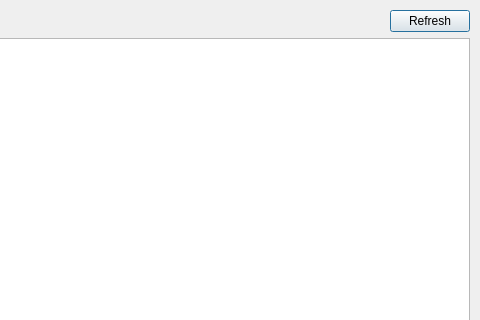
Before: the Qt Designer form src/dashpva/gui/log_viewer.ui in AdvancedPhotonSource/DashPVA, drawn with Qt 5; both pictures show x 240 to 720 and y 0 to 320 of the 720 by 480 pixel window.
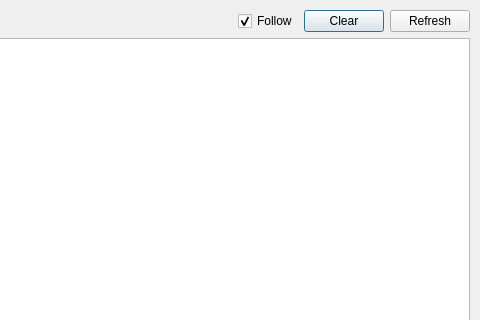
After: the same form once the commit is applied.

Commit message:
remove: discard metadata message that was popping up 1000s of times
add: Clear button on the log viewer, plus a Follow toggle so the window keeps up with new lines while it is open and opens on the newest one

The edit to the form file:
```diff
--- a/src/dashpva/gui/log_viewer.ui
+++ b/src/dashpva/gui/log_viewer.ui
@@ -72,6 +72,29 @@
        </property>
       </spacer>
      </item>
+     <item>
+      <widget class="QCheckBox" name="chk_follow">
+       <property name="text">
+        <string>Follow</string>
+       </property>
+       <property name="toolTip">
+        <string>Keep showing new lines as they are written.</string>
+       </property>
+       <property name="checked">
+        <bool>true</bool>
+       </property>
+      </widget>
+     </item>
+     <item>
+      <widget class="QPushButton" name="btn_clear">
+       <property name="text">
+        <string>Clear</string>
+       </property>
+       <property name="toolTip">
+        <string>Clear this window. The log file on disk is not touched.</string>
+       </property>
+      </widget>
+     </item>
      <item>
       <widget class="QPushButton" name="btn_refresh">
        <property name="text">
```
The commit also changes 2 other files.
